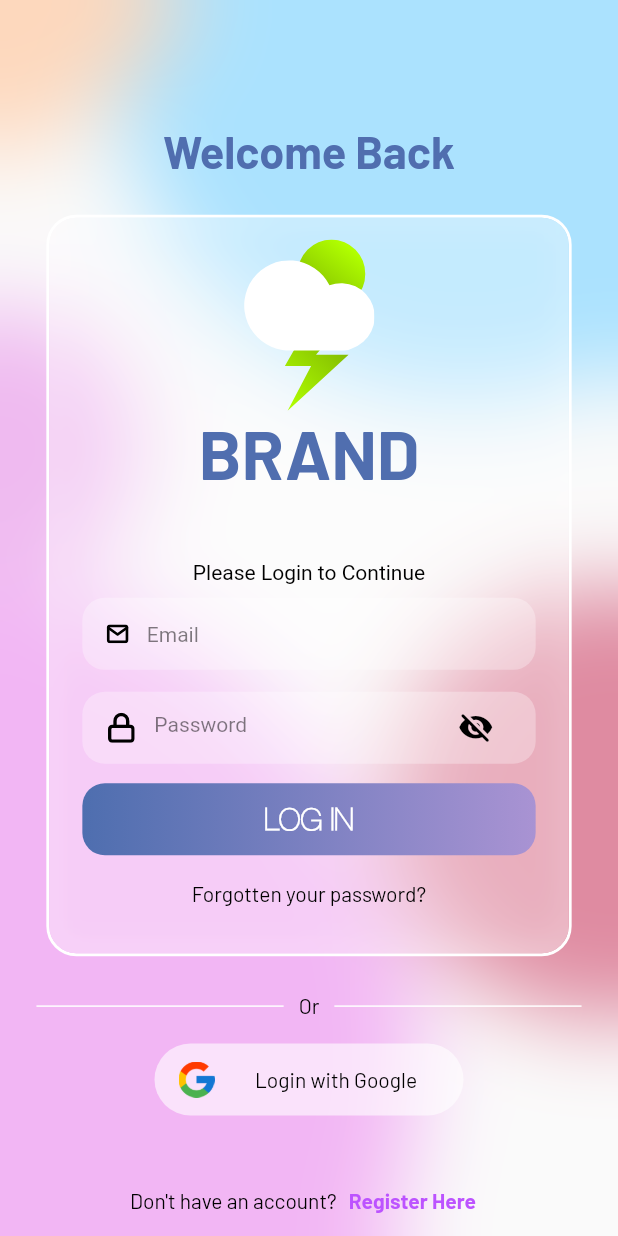
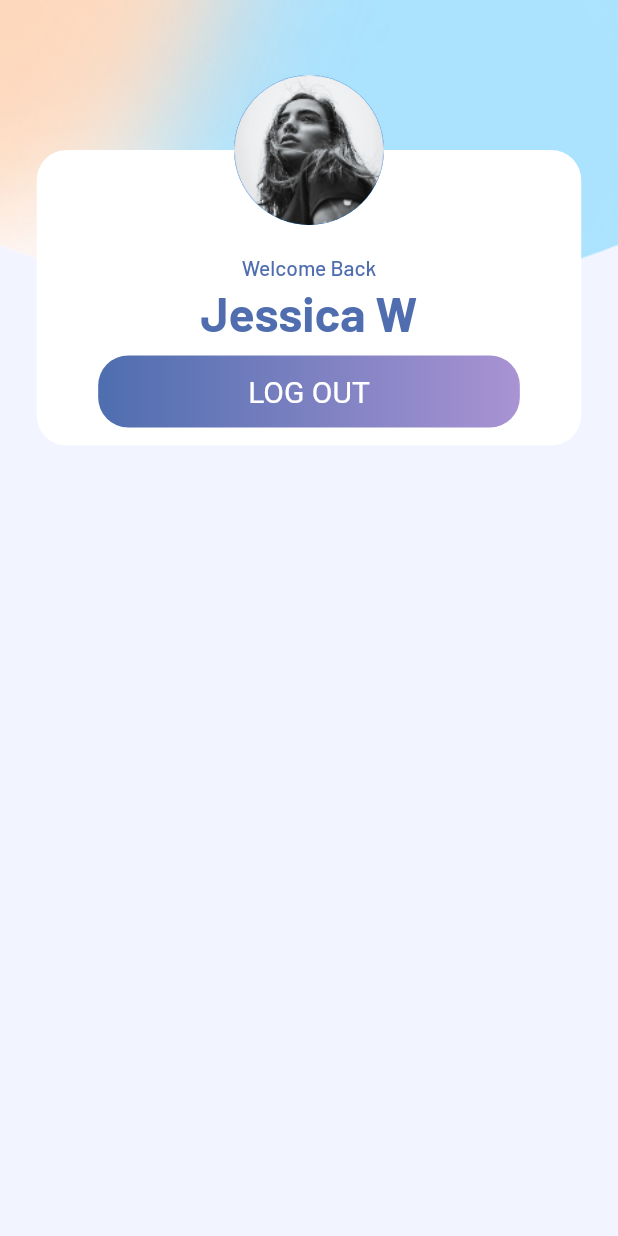
Before and after one commit to nouvosajja/Brand, a Flutter app: the screen it shows after launch, on a phone screen of 412 x 824 dp. Run offline on Flutter 3.47's test engine with Material 2 defaults, Android fonts, the phone set to English and light mode, and no system bars; our stand-ins replace flutter_svg; Roboto replaces fonts that are missing (Helvetica Neue).

Commit message:
Feat: [NC] Make ProfileScreen

```diff
--- /dev/null
+++ b/lib/Pages/Profile/screen.dart
@@ -0,0 +1,113 @@
+import 'package:flutter/material.dart';
+
+class ProfileScreen extends StatefulWidget {
+  const ProfileScreen({super.key});
+
+  @override
+  State<ProfileScreen> createState() => _ProfileScreenState();
+}
+
+class _ProfileScreenState extends State<ProfileScreen> {
+  @override
+  Widget build(BuildContext context) {
+    return Scaffold(
+        backgroundColor: Color(0xffF2F5FF),
+        body: Column(children: [
+          Stack(
+            children: [
+              Container(
+                height: 200,
+                decoration: BoxDecoration(
+                  image: DecorationImage(
+                    image: AssetImage('assets/images/BG3.png'),
+                    fit: BoxFit.cover,
+                  ),
+                ),
+              ),
+              Stack(
+                children: [
+                  Center(
+                    child: Container(
+                      margin: EdgeInsets.only(top: 100, left: 20, right: 20),
+                      height: 197,
+                      width: 363,
+                      decoration: BoxDecoration(
+                        borderRadius: BorderRadius.circular(20),
+                        color: Colors.white,
+                      ),
+                    ),
+                  ),
+                ],
+              ),
+              Center(
+                child: Padding(
+                  padding: const EdgeInsets.only(top: 50),
+                  child: Column(
+                    children: [
+                      Container(
+                        child: CircleAvatar(
+                          radius: 50,
+                          backgroundImage: AssetImage('assets/images/PP.png'),
+                        ),
+                      ),
+                      Container(
+                        margin: EdgeInsets.only(top: 20),
+                        child: Text(
+                          'Welcome Back',
+                          style: TextStyle(
+                            fontSize: 14,
+                            fontFamily: 'Barlow',
+                            fontWeight: FontWeight.w500,
+                            color: Color(0xff506EAF),
+                          ),
+                        ),
+                      ),
+                      Container(
+                        margin: EdgeInsets.only(top: 2),
+                        child: Text(
+                          'Jessica W',
+                          style: TextStyle(
+                            fontSize: 32,
+                            fontWeight: FontWeight.bold,
+                            fontFamily: 'Barlow',
+                            color: Color(0xff506EAF),
+                          ),
+                        ),
+                      ),
+                      // make button logout with color gradient
+                      Container(
+                        margin: EdgeInsets.only(top: 10),
+                        decoration: BoxDecoration(
+                          gradient: LinearGradient(
+                            colors: [Color(0xFF4E6EAF), Color(0xFFA993D3)],
+                            begin: Alignment.centerLeft,
+                            end: Alignment.centerRight,
+                          ),
+                          borderRadius: BorderRadius.circular(20),
+                        ),
+                        child: TextButton(
+                          onPressed: () {},
+                          child: Text(
+                            'LOG OUT',
+                            style: TextStyle(
+                              fontSize: 20,
+                              fontFamily: 'Helvetica Neue',
+                              fontWeight: FontWeight.normal,
+                              color: Colors.white,
+                            ),
+                          ),
+                          style: ElevatedButton.styleFrom(
+                            padding: EdgeInsets.symmetric(
+                                horizontal: 100, vertical: 10),
+                          ),
+                        ),
+                      ),
+                    ],
+                  ),
+                ),
+              )
+            ],
+          ),
+        ]));
+  }
+}
--- a/lib/main.dart
+++ b/lib/main.dart
@@ -1,5 +1,4 @@
-import 'package:brand/Login/screen.dart';
-import 'package:brand/Pages/splash_screen.dart';
+import 'package:brand/Pages/Profile/screen.dart';
 import 'package:flutter/material.dart';
 
 
@@ -15,7 +14,7 @@ class MyApp extends StatelessWidget {
   Widget build(BuildContext context) {
     return MaterialApp(
       debugShowCheckedModeBanner: false,
-      home: LoginScreen(),
+      home: ProfileScreen(),
     );
   }
 }
--- a/pubspec.yaml
+++ b/pubspec.yaml
@@ -66,6 +66,8 @@ flutter:
     - assets/images/google.png
     - assets/images/Lock.svg
     - assets/images/Mail.svg
+    - assets/images/BG3.png
+    - assets/images/PP.png
 
 
   #   - images/a_dot_ham.jpeg
@@ -85,6 +87,8 @@ flutter:
     - family: Barlow
       fonts:
         - asset: assets/fonts/Barlow/Barlow-Regular.ttf
+        - asset: assets/fonts/Barlow/Barlow-Medium.ttf
+          weight: 500
         - asset: assets/fonts/Barlow/Barlow-Bold.ttf
           weight: 700
     - family: HelveticaNeue
```
Also changed, not shown: assets/images/BG3.png (added), assets/images/PP.png (added).
